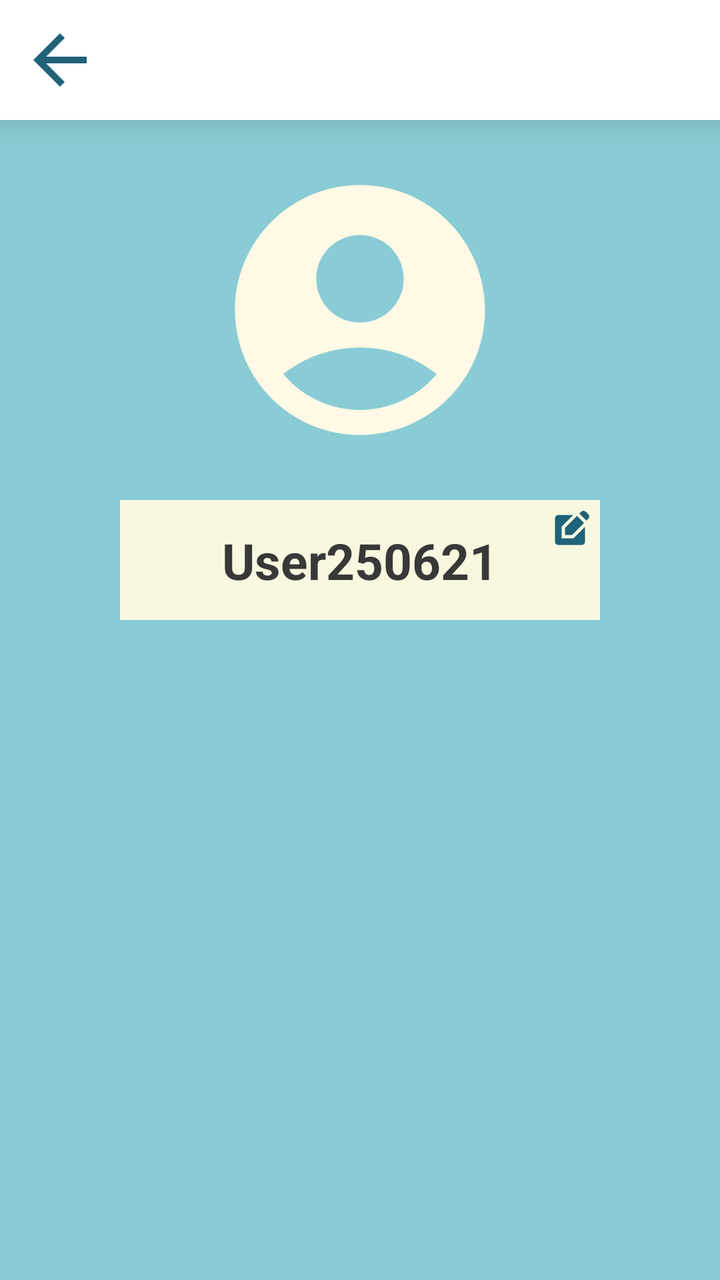
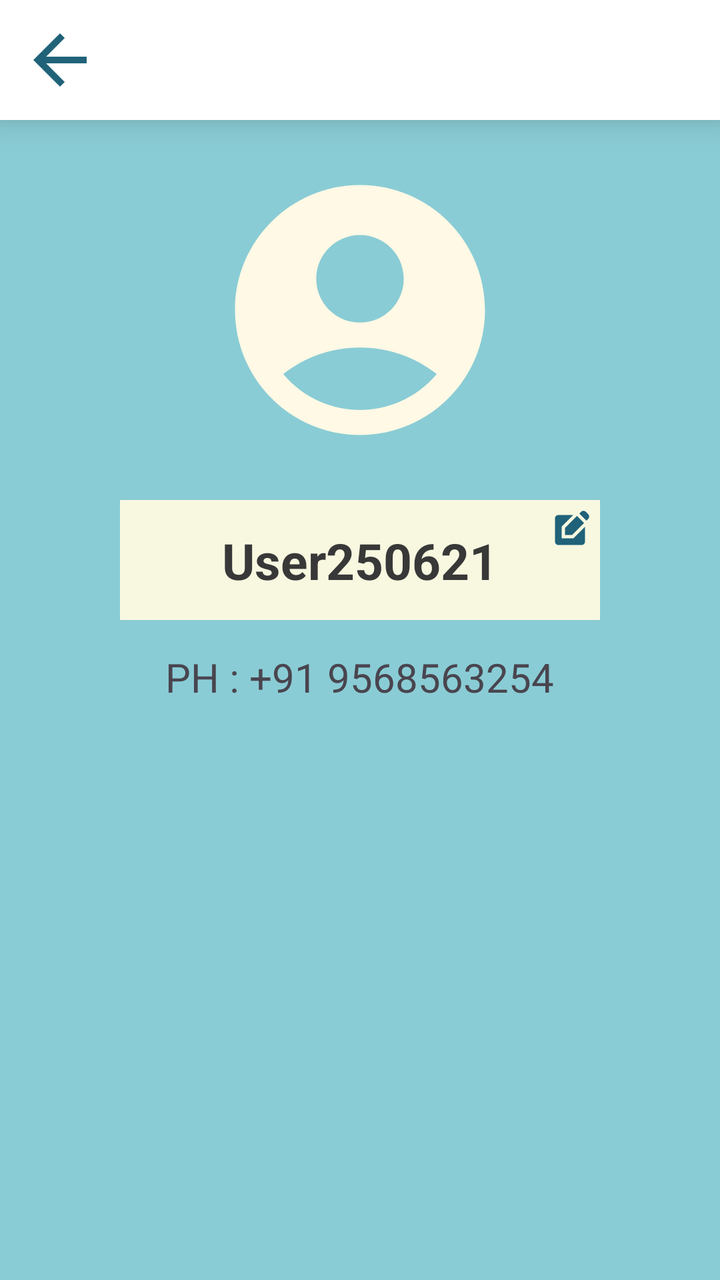

An Android layout rendered at two revisions. The XML below is the earlier revision; the diff shows what the commit changed to produce the second picture.
<!-- AndroidManifest.xml: application theme Theme.BakerBoy -->
<!-- res/layout/activity_profile.xml -->
<?xml version="1.0" encoding="utf-8"?>
<LinearLayout xmlns:android="http://schemas.android.com/apk/res/android"
    xmlns:app="http://schemas.android.com/apk/res-auto"
    xmlns:tools="http://schemas.android.com/tools"
    android:id="@+id/main"
    android:orientation="vertical"
    android:layout_width="match_parent"
    android:layout_height="match_parent"
    tools:context=".ProfileActivity">
    <LinearLayout
        android:id="@+id/linearLayout"
        android:layout_width="match_parent"
        android:layout_height="60dp"
        android:background="@color/white"
        android:elevation="10dp"
        android:gravity="center_vertical"
        android:orientation="horizontal"
        app:layout_constraintTop_toTopOf="parent">

        <ImageButton
            android:id="@+id/backButton"
            android:layout_width="40dp"
            android:layout_height="40dp"
            android:layout_marginLeft="10dp"
            android:background="@drawable/baseline_arrow_back_24" />
    </LinearLayout>
    <LinearLayout
        android:layout_width="match_parent"
        android:layout_height="0dp"
        android:layout_weight="1"
        android:orientation="vertical"
        android:background="@color/blue1">
        <ImageView
            android:layout_width="150dp"
            android:layout_height="150dp"
            android:layout_gravity="center_horizontal"
            android:layout_margin="20dp"
            android:background="@drawable/baseline_account_circle_24"
            android:elevation="10dp"/>
        <androidx.constraintlayout.widget.ConstraintLayout
            android:layout_width="match_parent"
            android:layout_height="60dp"
            android:layout_marginHorizontal="60dp"
            android:background="@color/white2">

            <ImageButton
                android:layout_width="20dp"
                android:layout_height="20dp"
                android:layout_margin="5dp"
                android:background="@drawable/baseline_edit_square_24"
                app:layout_constraintEnd_toEndOf="parent"
                app:layout_constraintTop_toTopOf="parent" />

            <TextView
                android:layout_width="wrap_content"
                android:layout_height="wrap_content"
                android:layout_margin="5dp"
                android:text="User250621"
                android:textColor="@color/grey2"
                android:textSize="25sp"
                android:textStyle="bold"
                app:layout_constraintBottom_toBottomOf="parent"
                app:layout_constraintEnd_toEndOf="parent"
                app:layout_constraintStart_toStartOf="parent"
                app:layout_constraintTop_toTopOf="parent" />
        </androidx.constraintlayout.widget.ConstraintLayout>

    </LinearLayout>

</LinearLayout>
<!-- resources referenced by this layout -->
<resources>
  <color name="blue1">#8ACCD5</color>
  <color name="grey2">#383838</color>
  <color name="white">#FFFFFFFF</color>
  <color name="white2">#F8F8E1</color>
  <!-- drawable baseline_account_circle_24 (drawable) -->
  <vector xmlns:android="http://schemas.android.com/apk/res/android" android:height="24dp" android:tint="#FFF9E5" android:viewportHeight="24" android:viewportWidth="24" android:width="24dp">
        
      <path android:fillColor="@android:color/white" android:pathData="M12,2C6.48,2 2,6.48 2,12s4.48,10 10,10s10,-4.48 10,-10S17.52,2 12,2zM12,6c1.93,0 3.5,1.57 3.5,3.5S13.93,13 12,13s-3.5,-1.57 -3.5,-3.5S10.07,6 12,6zM12,20c-2.03,0 -4.43,-0.82 -6.14,-2.88C7.55,15.8 9.68,15 12,15s4.45,0.8 6.14,2.12C16.43,19.18 14.03,20 12,20z"/>
      
  </vector>
  <!-- drawable baseline_arrow_back_24 (drawable) -->
  <vector xmlns:android="http://schemas.android.com/apk/res/android" android:autoMirrored="true" android:height="24dp" android:tint="#206279" android:viewportHeight="24" android:viewportWidth="24" android:width="24dp">
        
      <path android:fillColor="@android:color/white" android:pathData="M20,11H7.83l5.59,-5.59L12,4l-8,8 8,8 1.41,-1.41L7.83,13H20v-2z"/>
      
  </vector>
  <!-- drawable baseline_edit_square_24 (drawable) -->
  <vector xmlns:android="http://schemas.android.com/apk/res/android" android:height="24dp" android:tint="#206279" android:viewportHeight="24" android:viewportWidth="24" android:width="24dp">
        
      <path android:fillColor="@android:color/white" android:pathData="M7,17V9.93L13.93,3l0,0H5C3.9,3 3,3.9 3,5v14c0,1.1 0.9,2 2,2h14c1.1,0 2,-0.9 2,-2v-8.93L14.07,17H7z"/>
        
      <path android:fillColor="@android:color/white" android:pathData="M9,15l4.24,0l7.2,-7.2l-4.24,-4.24l-7.2,7.2z"/>
        
      <path android:fillColor="@android:color/white" android:pathData="M22.91,2.49l-1.41,-1.41c-0.78,-0.78 -2.05,-0.78 -2.83,0l-1.06,1.06l4.24,4.24l1.06,-1.06C23.7,4.54 23.7,3.27 22.91,2.49z"/>
      
  </vector>
  <style name="Theme.BakerBoy" parent="Base.Theme.BakerBoy" />
  <style name="Base.Theme.BakerBoy" parent="Theme.Material3.DayNight.NoActionBar">
          
          
      </style>
</resources>

<!-- the commit's change to res/layout/activity_profile.xml (unified diff, before → after) -->
@@ -64,6 +64,13 @@
                 app:layout_constraintStart_toStartOf="parent"
                 app:layout_constraintTop_toTopOf="parent" />
         </androidx.constraintlayout.widget.ConstraintLayout>
+        <TextView
+            android:layout_width="wrap_content"
+            android:layout_height="wrap_content"
+            android:layout_gravity="center"
+            android:text="PH : +91 9568563254"
+            android:layout_margin="15dp"
+            android:textSize="20sp"/>
 
     </LinearLayout>
 
